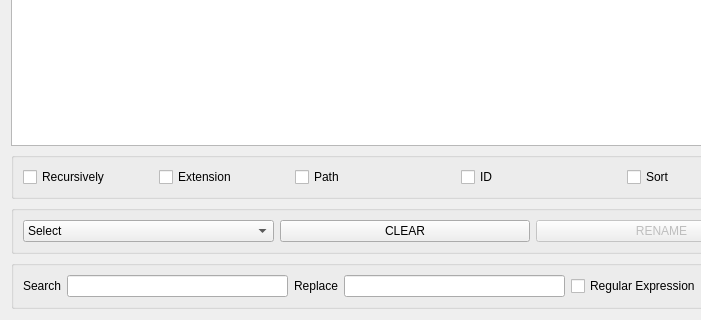
Before: the Qt Designer form src/file_renamer/form.ui in flossapps/file-renamer, drawn with Qt 5; both pictures show x 0 to 701 and y 280 to 600 of the 810 by 600 pixel window.
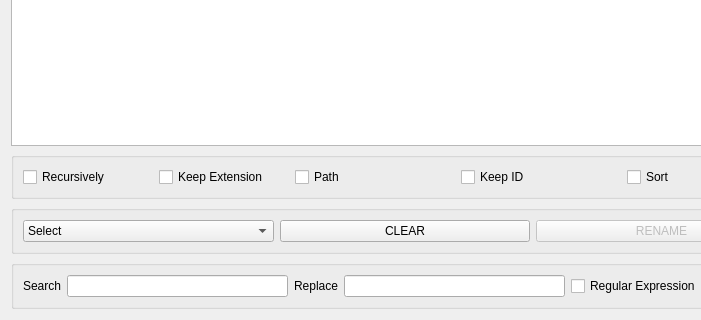
After: the same form once the commit is applied.

The edit to the form file:
```diff
--- a/src/file_renamer/form.ui
+++ b/src/file_renamer/form.ui
@@ -102,7 +102,7 @@
          <string/>
         </property>
         <property name="text">
-         <string>Extension</string>
+         <string>Keep Extension</string>
         </property>
        </widget>
       </item>
@@ -128,7 +128,7 @@
          </size>
         </property>
         <property name="text">
-         <string>ID</string>
+         <string>Keep ID</string>
         </property>
        </widget>
       </item>
```
